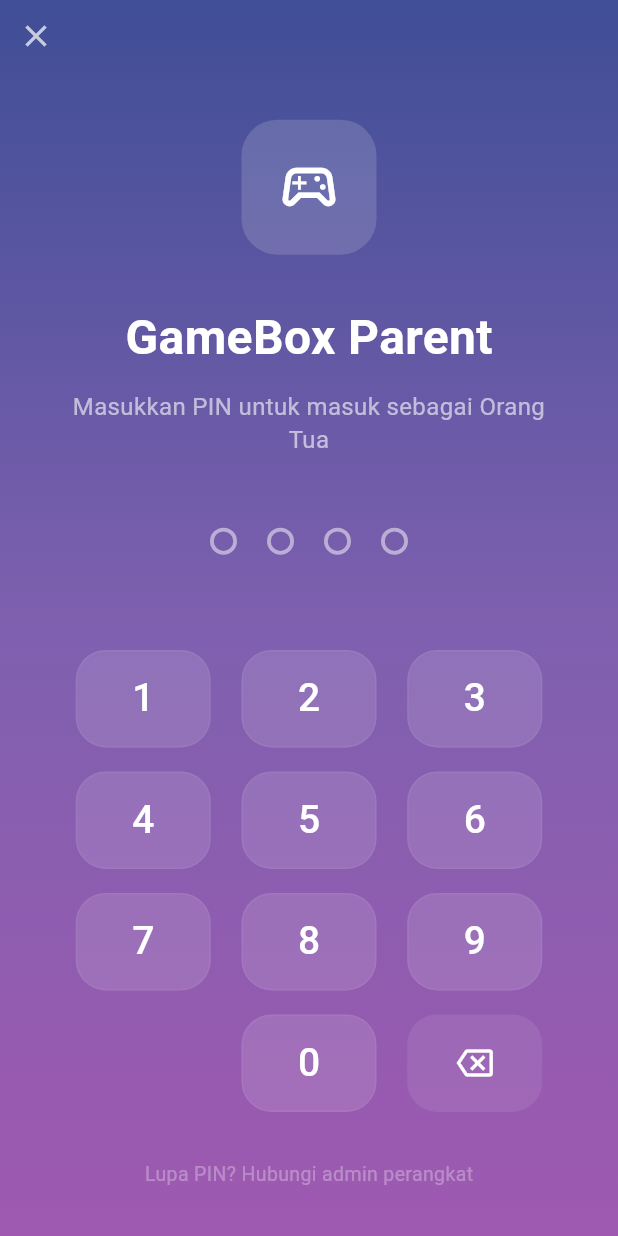
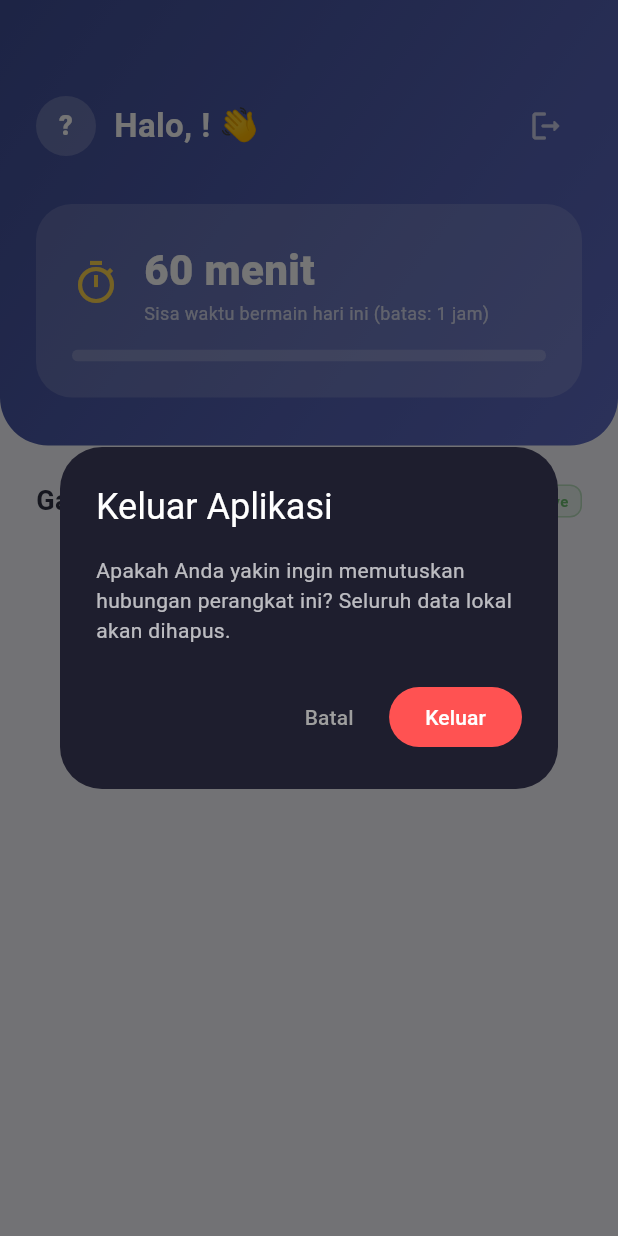
Before and after one commit to myamusashi/games_parenting_control, a Flutter app: the HomeScreen screen opened by its route, after a tap on the "logout" icon, on a phone screen of 412 x 824 dp. Run offline on Flutter 3.47's test engine with Material 3 defaults, Android fonts, the phone set to English and light mode, and no system bars; our stand-ins replace firebase_auth, firebase_core, firebase_database, firebase_messaging, flutter_local_notifications, flutter_secure_storage and 2 more; missing offline and left inert: installed_apps, mobile_scanner, usage_stats; accounts and stored records are empty; network calls fail.

Commit message:
clean up

```diff
--- a/gamesbox_common/lib/gamesbox_common.dart
+++ b/gamesbox_common/lib/gamesbox_common.dart
@@ -14,7 +14,6 @@ export 'services/qr_unlock_service.dart';
 export 'services/allowed_games_service.dart';
 
 // Shared Widgets
-export 'widgets/password_dialog.dart';
 export 'widgets/section_card.dart';
 export 'widgets/timer_card.dart';
 export 'widgets/skeleton_game_card.dart';
--- a/gamesbox_common/lib/widgets/password_dialog.dart
+++ /dev/null
@@ -1,230 +0,0 @@
-import 'package:flutter/material.dart';
-import '../services/storage_service.dart';
-
-class PasswordDialog extends StatefulWidget {
-  final VoidCallback onSuccess;
-
-  const PasswordDialog({super.key, required this.onSuccess});
-
-  @override
-  State<PasswordDialog> createState() => _PasswordDialogState();
-}
-
-class _PasswordDialogState extends State<PasswordDialog> {
-  String _input = '';
-  bool _isError = false;
-
-  void _onKeyPress(String val) {
-    if (_input.length < 4) {
-      setState(() {
-        _input += val;
-        _isError = false;
-      });
-      if (_input.length == 4) _check();
-    }
-  }
-
-  void _onBackspace() {
-    if (_input.isNotEmpty) {
-      setState(() {
-        _input = _input.substring(0, _input.length - 1);
-        _isError = false;
-      });
-    }
-  }
-
-  Future<void> _check() async {
-    final correctPin = await StorageService.getParentPin();
-    if (_input == correctPin) {
-      widget.onSuccess();
-    } else {
-      setState(() => _isError = true);
-      await Future.delayed(const Duration(milliseconds: 500));
-      if (mounted) setState(() => _input = '');
-    }
-  }
-
-  @override
-  Widget build(BuildContext context) {
-    return Dialog.fullscreen(
-      backgroundColor: Colors.transparent,
-      child: Container(
-        decoration: const BoxDecoration(
-          gradient: LinearGradient(
-            colors: [Color(0xFF3F4E96), Color(0xFF7E60AF), Color(0xFF9F59B1)],
-            begin: Alignment.topCenter,
-            end: Alignment.bottomCenter,
-          ),
-        ),
-        child: Scaffold(
-          backgroundColor: Colors.transparent,
-          body: SafeArea(
-            child: Column(
-              children: [
-                Align(
-                  alignment: Alignment.topLeft,
-                  child: IconButton(
-                    icon: const Icon(Icons.close, color: Colors.white70),
-                    onPressed: () => Navigator.pop(context),
-                  ),
-                ),
-                const Spacer(flex: 1),
-                Container(
-                  width: 90,
-                  height: 90,
-                  decoration: BoxDecoration(
-                    color: Colors.white.withValues(alpha: 0.15),
-                    borderRadius: BorderRadius.circular(24),
-                  ),
-                  child: const Icon(
-                    Icons.sports_esports_outlined,
-                    color: Colors.white,
-                    size: 44,
-                  ),
-                ),
-                const SizedBox(height: 32),
-                const Text(
-                  'GameBox Parent',
-                  style: TextStyle(
-                    color: Colors.white,
-                    fontSize: 32,
-                    fontWeight: FontWeight.bold,
-                  ),
-                ),
-                const SizedBox(height: 12),
-                Padding(
-                  padding: const EdgeInsets.symmetric(horizontal: 40),
-                  child: Text(
-                    'Masukkan PIN untuk masuk sebagai Orang Tua',
-                    textAlign: TextAlign.center,
-                    style: TextStyle(
-                      color: Colors.white.withValues(alpha: 0.6),
-                      fontSize: 16,
-                      height: 1.4,
-                    ),
-                  ),
-                ),
-                const SizedBox(height: 48),
-                Row(
-                  mainAxisAlignment: MainAxisAlignment.center,
-                  children: List.generate(4, (index) {
-                    final isFilled = index < _input.length;
-                    return Container(
-                      margin: const EdgeInsets.symmetric(horizontal: 10),
-                      width: 18,
-                      height: 18,
-                      decoration: BoxDecoration(
-                        shape: BoxShape.circle,
-                        color: _isError
-                            ? Colors.redAccent.withValues(alpha: 0.8)
-                            : (isFilled ? Colors.white : Colors.transparent),
-                        border: Border.all(
-                          color: _isError
-                              ? Colors.redAccent
-                              : Colors.white.withValues(alpha: 0.5),
-                          width: 2.5,
-                        ),
-                        boxShadow: isFilled && !_isError
-                            ? [
-                                BoxShadow(
-                                  color: Colors.white.withValues(alpha: 0.4),
-                                  blurRadius: 12,
-                                  spreadRadius: 2,
-                                ),
-                              ]
-                            : [],
-                      ),
-                    );
-                  }),
-                ),
-                const Spacer(flex: 2),
-                Padding(
-                  padding: const EdgeInsets.symmetric(horizontal: 30),
-                  child: Column(
-                    children: [
-                      _buildRow(['1', '2', '3']),
-                      const SizedBox(height: 16),
-                      _buildRow(['4', '5', '6']),
-                      const SizedBox(height: 16),
-                      _buildRow(['7', '8', '9']),
-                      const SizedBox(height: 16),
-                      Row(
-                        mainAxisAlignment: MainAxisAlignment.spaceEvenly,
-                        children: [
-                          const SizedBox(width: 90),
-                          _buildKey('0'),
-                          _buildBackspaceKey(),
-                        ],
-                      ),
-                    ],
-                  ),
-                ),
-                const Spacer(flex: 1),
-                Text(
-                  'Lupa PIN? Hubungi admin perangkat',
-                  style: TextStyle(
-                    color: Colors.white.withValues(alpha: 0.3),
-                    fontSize: 13,
-                  ),
-                ),
-                const SizedBox(height: 32),
-              ],
-            ),
-          ),
-        ),
-      ),
-    );
-  }
-
-  Widget _buildRow(List<String> keys) => Row(
-        mainAxisAlignment: MainAxisAlignment.spaceEvenly,
-        children: keys.map(_buildKey).toList(),
-      );
-
-  Widget _buildKey(String label) {
-    return Material(
-      color: Colors.transparent,
-      child: InkWell(
-        onTap: () => _onKeyPress(label),
-        borderRadius: BorderRadius.circular(20),
-        child: Container(
-          width: 90,
-          height: 65,
-          decoration: BoxDecoration(
-            color: Colors.white.withValues(alpha: 0.12),
-            borderRadius: BorderRadius.circular(20),
-            border:
-                Border.all(color: Colors.white.withValues(alpha: 0.05), width: 1),
-          ),
-          alignment: Alignment.center,
-          child: Text(label,
-              style: const TextStyle(
-                  color: Colors.white,
-                  fontSize: 26,
-                  fontWeight: FontWeight.w500)),
-        ),
-      ),
-    );
-  }
-
-  Widget _buildBackspaceKey() {
-    return Material(
-      color: Colors.transparent,
-      child: InkWell(
-        onTap: _onBackspace,
-        borderRadius: BorderRadius.circular(20),
-        child: Container(
-          width: 90,
-          height: 65,
-          decoration: BoxDecoration(
-            color: Colors.white.withValues(alpha: 0.08),
-            borderRadius: BorderRadius.circular(20),
-          ),
-          alignment: Alignment.center,
-          child:
-              const Icon(Icons.backspace_outlined, color: Colors.white, size: 24),
-        ),
-      ),
-    );
-  }
-}
--- a/gamesbox_kids/lib/screens/home_screen.dart
+++ b/gamesbox_kids/lib/screens/home_screen.dart
@@ -249,13 +249,7 @@ class _HomeScreenState extends State<HomeScreen> {
     }
   }
 
-  void _handleLogout(BuildContext context) {
-    showDialog(
-      context: context,
-      builder: (dialogCtx) => PasswordDialog(
-        onSuccess: () async {
-          Navigator.pop(dialogCtx); // Close the PIN dialog
-
+  void _handleLogout(BuildContext context) async {
     final confirm = await showDialog<bool>(
       context: context,
       builder: (confirmCtx) => AlertDialog(
@@ -286,9 +280,6 @@ class _HomeScreenState extends State<HomeScreen> {
         Navigator.pushNamedAndRemoveUntil(context, '/pairing', (route) => false);
       }
     }
-        },
-      ),
-    );
   }
 
   // ── Build ─────────────────────────────────────────────────────────────────
--- a/gamesbox_kids/lib/screens/locked_screen.dart
+++ b/gamesbox_kids/lib/screens/locked_screen.dart
@@ -107,30 +107,7 @@ class _LockedScreenState extends State<LockedScreen> {
     }
   }
 
-  void _handlePinUnlock(BuildContext context) {
-    showDialog(
-      context: context,
-      builder: (dialogCtx) => PasswordDialog(
-        onSuccess: () async {
-          Navigator.pop(dialogCtx); // close password dialog
 
-          await _notifyParentUnlock(0);
-
-          if (!mounted) return;
-          if (widget.requireParentUnlockOnly) {
-            Navigator.pushReplacementNamed(context, '/home');
-          } else {
-            // For limit screen, add a default +30 mins extension when unlocked directly by PIN
-            final currentLimit = await StorageService.getDailyLimit();
-            await StorageService.saveDailyLimit(currentLimit + 30);
-            if (mounted) {
-              Navigator.pop(context, 30);
-            }
-          }
-        },
-      ),
-    );
-  }
 
   /// Writes a confirmation notification to the parent's RTDB inbox.
   /// Kept inline here so the kids app has no dependency on the parent app's
@@ -315,30 +292,6 @@ class _LockedScreenState extends State<LockedScreen> {
             ),
           ),
 
-          const SizedBox(height: 12),
-
-          SizedBox(
-            width: double.infinity,
-            height: 60,
-            child: OutlinedButton.icon(
-              onPressed: () => _handlePinUnlock(context),
-              icon: const Icon(Icons.pin_rounded, size: 24, color: Colors.white),
-              label: const Text(
-                'Buka dengan PIN Orang Tua',
-                style: TextStyle(
-                  fontSize: 16,
-                  fontWeight: FontWeight.w600,
-                  color: Colors.white,
-                ),
-              ),
-              style: OutlinedButton.styleFrom(
-                side: const BorderSide(color: Colors.white24, width: 2),
-                shape: RoundedRectangleBorder(
-                  borderRadius: BorderRadius.circular(20),
-                ),
-              ),
-            ),
-          ),
 
           const SizedBox(height: 12),
 
--- a/gamesbox_kids/lib/screens/splash_screen.dart
+++ b/gamesbox_kids/lib/screens/splash_screen.dart
@@ -40,6 +40,9 @@ class _KidsSplashScreenState extends State<KidsSplashScreen>
 
   Future<void> _checkAndNavigate() async {
     if (!mounted) return;
+
+    // Clear all storage on cold start so pairing is required again
+    await StorageService.clearAll();
 
     // Sign in anonymously so Firebase security rules apply (kids app)
     await FirebaseService.signInAnonymously();
```
Lines whose indentation alone changed are shown as unchanged.
